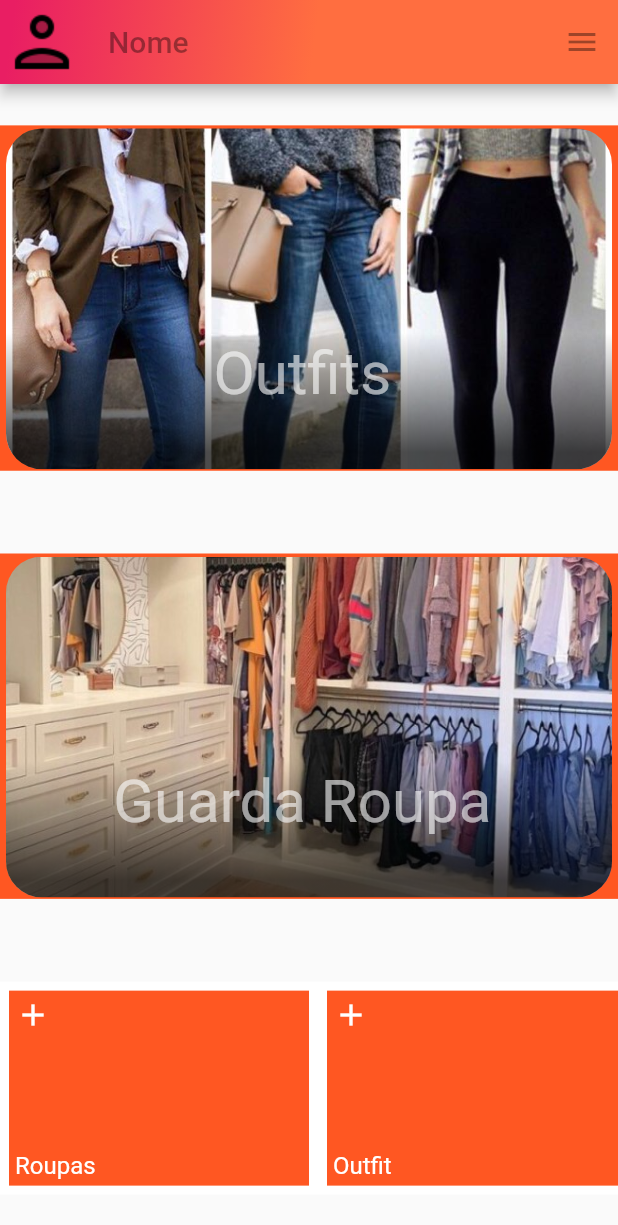
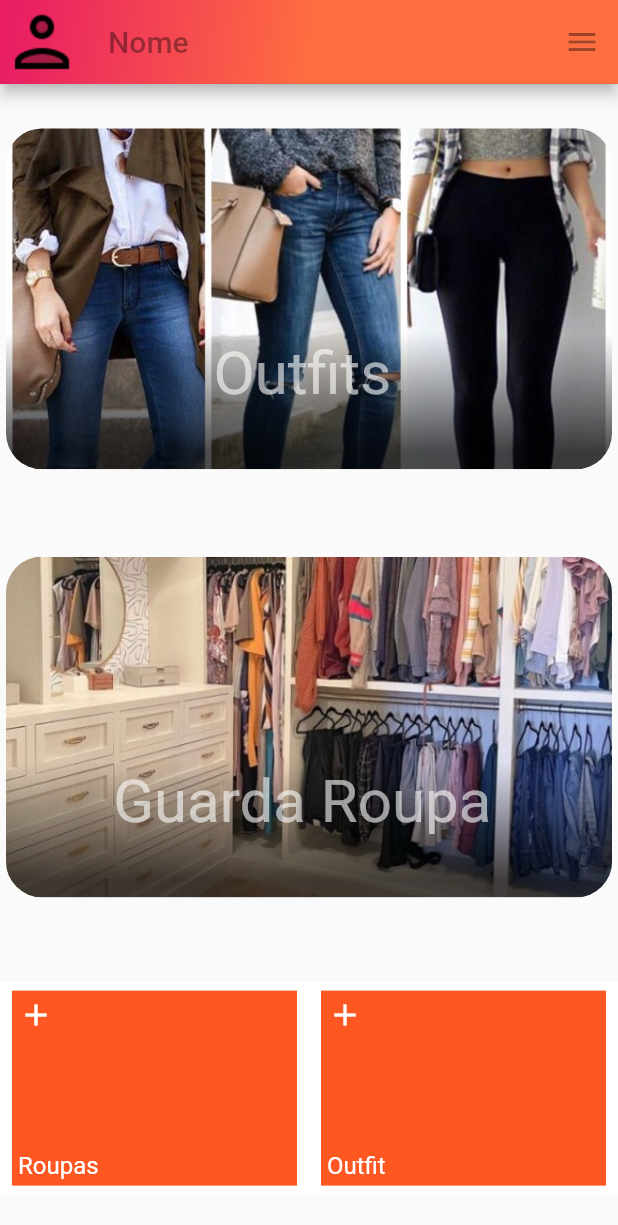
Before and after one commit to Alexandre-AGAMIN/tcc-ufu-my-outfit-front, a Flutter app: the HomePage screen opened directly, on a phone screen of 412 x 824 dp. Shown: the top 1225 px of the screen. Run offline on Flutter 3.47's test engine with Material 2 defaults, Android fonts, the phone set to English and light mode, and no system bars.

Commit message:
voltando algumas alteraçcoes

```diff
--- a/lib/screens/home.dart
+++ b/lib/screens/home.dart
@@ -96,7 +96,7 @@ class _FeatureItem extends StatelessWidget {
           onTap: () => onClick(),
           child: Container(
             padding: const EdgeInsets.all(4.0),
-            width: 200,
+            width: 190,
             child: Column(
               mainAxisAlignment: MainAxisAlignment.spaceBetween,
               crossAxisAlignment: CrossAxisAlignment.start,
@@ -130,9 +130,7 @@ class _FeaturePanel extends StatelessWidget {
   @override
   Widget build(BuildContext context) {
     return Material(
-        color: Theme
-            .of(context)
-            .primaryColor,
+
         child: Padding(
           padding: EdgeInsets.zero,
           child: InkWell(
```
